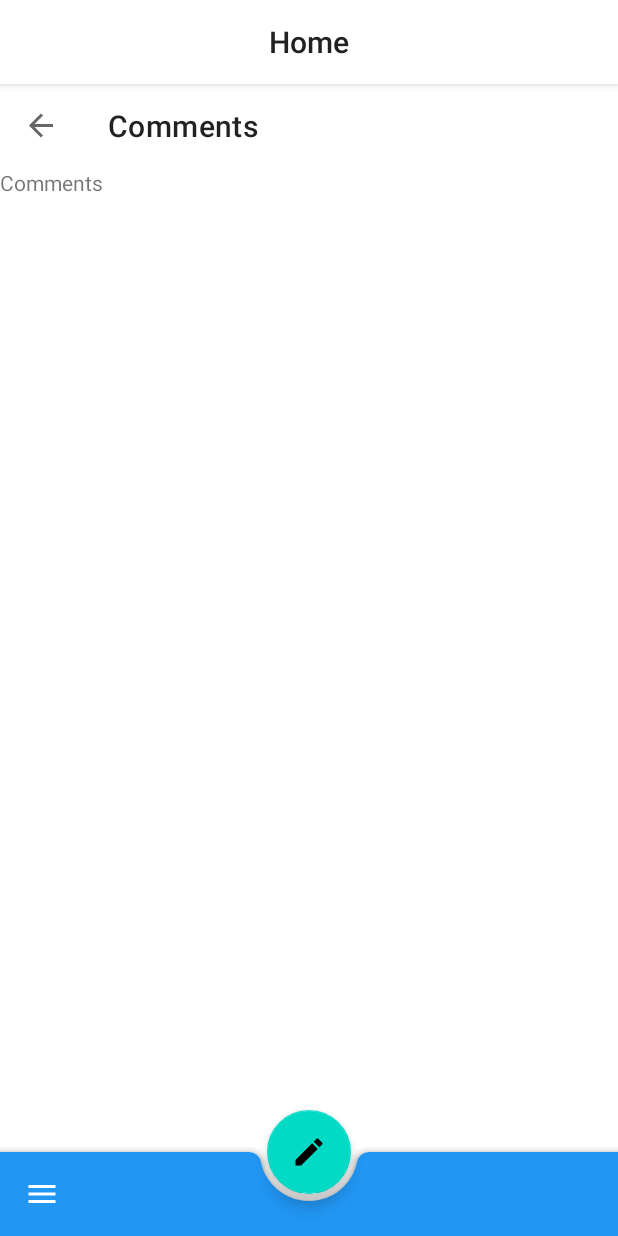
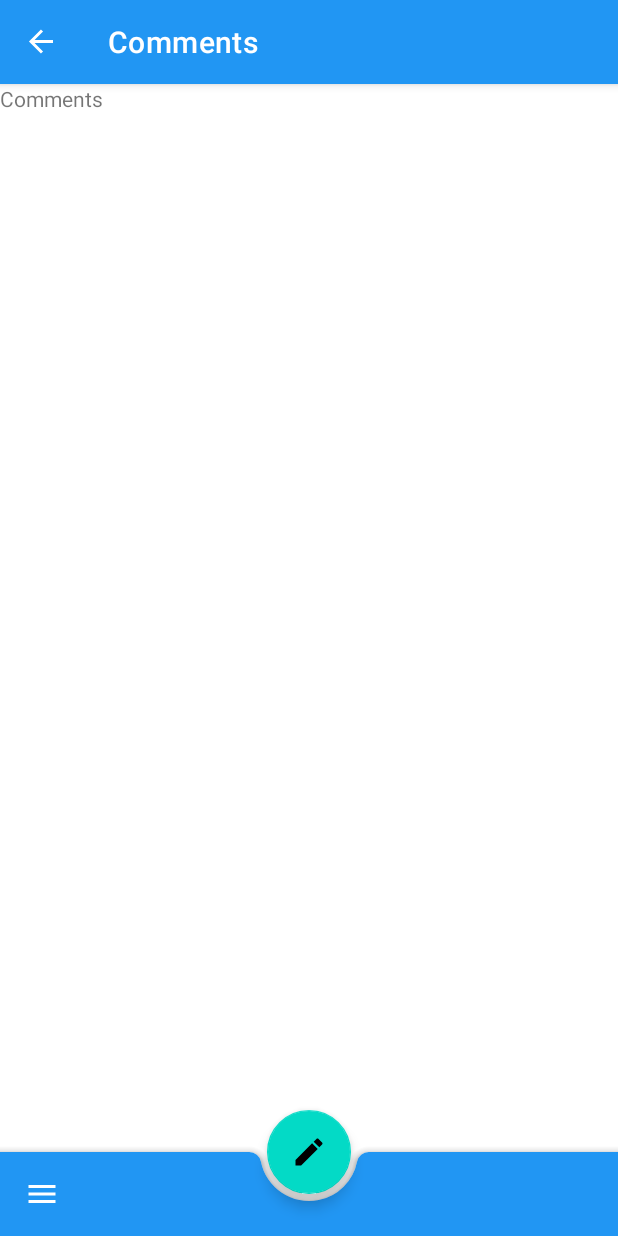
Before and after one commit to justinqle/Refresh, an Android app: the CommentsFragment screen opened through its navigation route, on a phone screen of 412 x 824 dp. Run offline under Robolectric (Android 15) with nearby library versions, the phone set to English and light mode, and no system bars; our stand-ins replace RxJava, navigation-ui; libraries missing offline, so code that uses them is left out: android.arch.paging, net.dean.jraw; 5 statements that could not run were skipped.

Commit message:
Toolbar works with nav component

```diff
--- a/app/src/main/java/com/justinqle/refresh/activities/MainActivity.java
+++ b/app/src/main/java/com/justinqle/refresh/activities/MainActivity.java
@@ -2,17 +2,20 @@ package com.justinqle.refresh.activities;
 
 import android.os.Bundle;
 import android.support.design.bottomappbar.BottomAppBar;
+import android.support.design.widget.AppBarLayout;
 import android.support.design.widget.FloatingActionButton;
 import android.support.design.widget.Snackbar;
 import android.support.v4.view.GravityCompat;
 import android.support.v4.widget.DrawerLayout;
 import android.support.v7.app.AppCompatActivity;
+import android.support.v7.widget.Toolbar;
 
 import com.justinqle.refresh.R;
 import com.justinqle.refresh.fragments.BottomNavigationDrawerFragment;
 
 import androidx.navigation.NavController;
 import androidx.navigation.Navigation;
+import androidx.navigation.ui.NavigationUI;
 
 public class MainActivity extends AppCompatActivity {
 
@@ -45,6 +48,9 @@ public class MainActivity extends AppCompatActivity {
                 bottomNavigationDrawerFragment.dismiss();
             }
 
+            // Since scrolling hides app bar, ensures navigation changes reshows app bar
+            ((AppBarLayout) findViewById(R.id.app_bar)).setExpanded(true, true);
+
             // FAB alignment
             if (destination.getId() == R.id.postsFragment) {
                 bottomAppBar.setFabAlignmentMode(BottomAppBar.FAB_ALIGNMENT_MODE_CENTER);
@@ -63,6 +69,10 @@ public class MainActivity extends AppCompatActivity {
                 fab.show();
             }
         });
+
+        // Sets up toolbar with Navigation Component
+        Toolbar toolbar = findViewById(R.id.toolbar);
+        NavigationUI.setupWithNavController(toolbar, navController);
     }
 
     // Closes sidebar on back press
--- a/app/src/main/java/com/justinqle/refresh/fragments/CommentsFragment.java
+++ b/app/src/main/java/com/justinqle/refresh/fragments/CommentsFragment.java
@@ -3,16 +3,11 @@ package com.justinqle.refresh.fragments;
 import android.os.Bundle;
 import android.support.annotation.NonNull;
 import android.support.v4.app.Fragment;
-import android.support.v7.widget.Toolbar;
 import android.view.LayoutInflater;
 import android.view.View;
 import android.view.ViewGroup;
 
 import com.justinqle.refresh.R;
-
-import androidx.navigation.NavController;
-import androidx.navigation.Navigation;
-import androidx.navigation.ui.NavigationUI;
 
 public class CommentsFragment extends Fragment {
 
@@ -20,9 +15,7 @@ public class CommentsFragment extends Fragment {
     public View onCreateView(@NonNull LayoutInflater inflater, ViewGroup container, Bundle savedInstanceState) {
         View view = inflater.inflate(R.layout.fragment_comments, container, false);
 
-        Toolbar toolbar = view.findViewById(R.id.toolbar);
-        NavController navController = Navigation.findNavController(getActivity(), R.id.nav_host_fragment);
-        NavigationUI.setupWithNavController(toolbar, navController);
+        // Configure view here
 
         return view;
     }
--- a/app/src/main/res/layout/app_bar_main.xml
+++ b/app/src/main/res/layout/app_bar_main.xml
@@ -16,19 +16,8 @@
             android:id="@+id/toolbar"
             android:layout_width="match_parent"
             android:layout_height="?attr/actionBarSize"
-            android:background="@android:color/white"
             app:layout_scrollFlags="scroll|enterAlways"
-            app:popupTheme="@style/AppTheme.PopupOverlay">
-
-            <TextView
-                android:layout_width="wrap_content"
-                android:layout_height="wrap_content"
-                android:layout_gravity="center"
-                android:text="@string/home"
-                android:textAppearance="@style/TextAppearance.AppCompat.Title"
-                android:textColor="@color/primary_text" />
-
-        </android.support.v7.widget.Toolbar>
+            app:popupTheme="@style/AppTheme.PopupOverlay" />
 
     </android.support.design.widget.AppBarLayout>
 
--- a/app/src/main/res/layout/fragment_comments.xml
+++ b/app/src/main/res/layout/fragment_comments.xml
@@ -1,19 +1,13 @@
 <?xml version="1.0" encoding="utf-8"?>
-<LinearLayout xmlns:android="http://schemas.android.com/apk/res/android"
+<FrameLayout xmlns:android="http://schemas.android.com/apk/res/android"
     xmlns:tools="http://schemas.android.com/tools"
     android:layout_width="match_parent"
     android:layout_height="match_parent"
-    android:orientation="vertical"
     tools:context=".fragments.CommentsFragment">
-
-    <android.support.v7.widget.Toolbar
-        android:id="@+id/toolbar"
-        android:layout_width="match_parent"
-        android:layout_height="?attr/actionBarSize" />
 
     <TextView
         android:layout_width="match_parent"
         android:layout_height="match_parent"
         android:text="@string/comments" />
 
-</LinearLayout>
+</FrameLayout>
```
